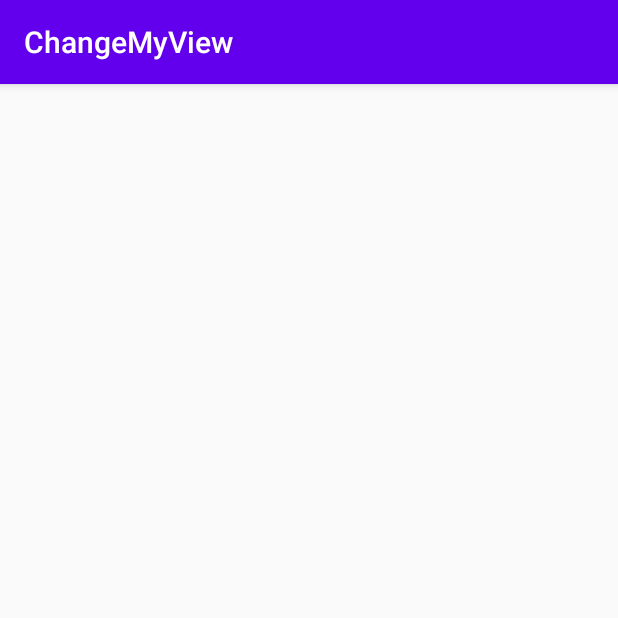
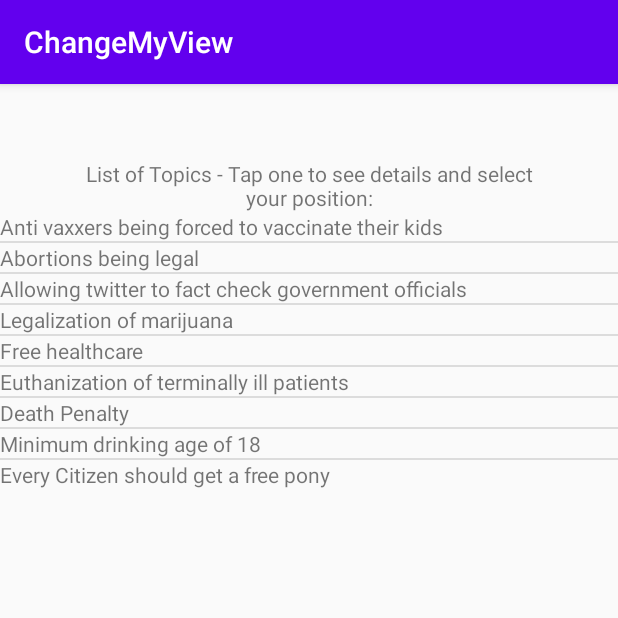
Before and after one commit to ttrapaid/change-my-view, an Android app: the TopicsActivity screen opened directly, with no data from a screen before it, on a phone screen of 412 x 824 dp, the top half of it. Run offline under Robolectric (Android 15) with nearby library versions, the phone set to English and light mode, and no system bars.

Commit message:
Added more skeleton code for Topics

```diff
--- a/ChangeMyView/app/src/main/AndroidManifest.xml
+++ b/ChangeMyView/app/src/main/AndroidManifest.xml
@@ -11,6 +11,7 @@
         android:theme="@style/AppTheme">
         <activity android:name=".MatchesActivity"></activity>
         <activity android:name=".TopicsActivity" />
+        <activity android:name=".TopicPositionActivity" />
         <activity android:name=".MainActivity">
             <intent-filter>
                 <action android:name="android.intent.action.MAIN" />
--- a/ChangeMyView/app/src/main/java/com/example/changemyview/DashboardActivity.kt
+++ b/ChangeMyView/app/src/main/java/com/example/changemyview/DashboardActivity.kt
@@ -2,6 +2,7 @@ package com.example.changemyview
 
 import android.content.Intent
 import android.os.Bundle
+import android.util.Log
 import android.widget.Button
 import androidx.appcompat.app.AppCompatActivity
 import com.google.firebase.auth.FirebaseAuth
--- a/ChangeMyView/app/src/main/java/com/example/changemyview/TopicsActivity.kt
+++ b/ChangeMyView/app/src/main/java/com/example/changemyview/TopicsActivity.kt
@@ -1,11 +1,50 @@
 package com.example.changemyview
 
+import android.content.Intent
+import android.os.Bundle
+import android.util.Log
+import android.widget.*
+import androidx.fragment.app.FragmentActivity
+import android.widget.AdapterView.OnItemClickListener
+import android.widget.ArrayAdapter
+import android.widget.ListView
+import android.widget.TextView
+import android.widget.Toast
 import androidx.appcompat.app.AppCompatActivity
-import android.os.Bundle
 
 class TopicsActivity : AppCompatActivity() {
+
     override fun onCreate(savedInstanceState: Bundle?) {
+        Log.i(TAG, "In TopicsActivity onCreate()")
         super.onCreate(savedInstanceState)
-        setContentView(R.layout.topics)
+        setContentView(R.layout.activity_topics)
+
+        val listView = findViewById<ListView>(R.id.topics_listview)
+
+        listView.adapter = ArrayAdapter(
+            this, R.layout.topic_item,
+            resources.getStringArray(R.array.topics_list)
+        )
+
+        // Enable filtering when the user types in the virtual keyboard
+        listView.isTextFilterEnabled = true
+
+        // Set a setOnItemClickListener on the ListView
+        listView.onItemClickListener = OnItemClickListener { _, view, _, _ ->
+            val textView = view as TextView
+            // Open activity for details and choose a position
+            val intent = Intent(
+                this@TopicsActivity, TopicPositionActivity::class.java)
+
+            intent.putExtra(TITLE, view.text.toString())
+            startActivity(intent)
+        }
+
     }
+
+    companion object {
+        val TAG = "ChangeMyView - Topics"
+        val TITLE = "title"
+    }
+
 }
--- a/ChangeMyView/app/src/main/res/layout/activity_dashboard.xml
+++ b/ChangeMyView/app/src/main/res/layout/activity_dashboard.xml
@@ -21,7 +21,7 @@
         android:id="@+id/matchButton"
         android:layout_width="wrap_content"
         android:layout_height="wrap_content"
-        android:text="@string/buttonTopics"
+        android:text="@string/buttonMatches"
         app:layout_constraintEnd_toStartOf="@+id/topicButton"
         app:layout_constraintHorizontal_bias="0.503"
         app:layout_constraintStart_toStartOf="parent"
@@ -32,7 +32,7 @@
         android:layout_width="wrap_content"
         android:layout_height="wrap_content"
         android:layout_marginEnd="96dp"
-        android:text="@string/buttonMatches"
+        android:text="@string/buttonTopics"
         app:layout_constraintEnd_toEndOf="parent"
         tools:layout_editor_absoluteY="331dp" />
 </androidx.constraintlayout.widget.ConstraintLayout>
--- /dev/null
+++ b/ChangeMyView/app/src/main/res/layout/activity_topics.xml
@@ -0,0 +1,31 @@
+<?xml version="1.0" encoding="utf-8"?>
+<androidx.constraintlayout.widget.ConstraintLayout xmlns:android="http://schemas.android.com/apk/res/android"
+    xmlns:app="http://schemas.android.com/apk/res-auto"
+    xmlns:tools="http://schemas.android.com/tools"
+    android:layout_width="match_parent"
+    android:layout_height="match_parent"
+    tools:context=".TopicsActivity">
+
+    <TextView
+        android:id="@+id/topic_intro"
+        android:layout_width="300dp"
+        android:layout_height="wrap_content"
+        android:text="List of Topics - Tap one to see details and select your position:"
+        android:layout_marginTop="50dp"
+        android:gravity="center"
+        app:layout_constraintLeft_toLeftOf="parent"
+        app:layout_constraintRight_toRightOf="parent"
+        app:layout_constraintTop_toTopOf="parent"
+        />
+
+    <ListView
+        android:id="@+id/topics_listview"
+        android:layout_width="match_parent"
+        android:layout_height="wrap_content"
+        android:layout_weight="1"
+        app:layout_constraintTop_toBottomOf="@id/topic_intro"
+        app:layout_constraintLeft_toLeftOf="parent"
+        app:layout_constraintRight_toRightOf="parent"
+        />
+
+</androidx.constraintlayout.widget.ConstraintLayout>
--- /dev/null
+++ b/ChangeMyView/app/src/main/res/layout/topic_item.xml
@@ -0,0 +1,4 @@
+<?xml version="1.0" encoding="utf-8"?>
+<TextView xmlns:android="http://schemas.android.com/apk/res/android"
+    android:layout_width="match_parent"
+    android:layout_height="match_parent" />
--- a/ChangeMyView/app/src/main/res/layout/topics.xml
+++ b/ChangeMyView/app/src/main/res/layout/topics.xml
@@ -3,7 +3,6 @@
     xmlns:app="http://schemas.android.com/apk/res-auto"
     xmlns:tools="http://schemas.android.com/tools"
     android:layout_width="match_parent"
-    android:layout_height="match_parent"
-    tools:context=".TopicsActivity">
+    android:layout_height="match_parent">
 
 </androidx.constraintlayout.widget.ConstraintLayout>
--- a/ChangeMyView/app/src/main/res/values/strings.xml
+++ b/ChangeMyView/app/src/main/res/values/strings.xml
@@ -3,4 +3,19 @@
     <string name="mainTitle">Main Menu</string>
     <string name="buttonTopics">Topics</string>
     <string name="buttonMatches">Matches</string>
+    <string name="positionFor">For</string>
+    <string name="positionAgainst">Against</string>
+
+    <string-array name="topics_list">
+        <item>Anti vaxxers being forced to vaccinate their kids</item>
+        <item>Abortions being legal</item>
+        <item>Allowing twitter to fact check government officials</item>
+        <item>Legalization of marijuana</item>
+        <item>Free healthcare</item>
+        <item>Euthanization of terminally ill patients</item>
+        <item>Death Penalty</item>
+        <item>Minimum drinking age of 18</item>
+        <item>Every Citizen should get a free pony</item>
+    </string-array>
+
 </resources>
```
Also changed, not shown: ChangeMyView/app/src/main/java/com/example/changemyview/Topic.kt (added, +7 -0 lines), ChangeMyView/app/src/main/java/com/example/changemyview/TopicPositionActivity.kt (added, +57 -0 lines), ChangeMyView/app/src/main/res/layout/activity_topicposition.xml (added, +50 -0 lines).
